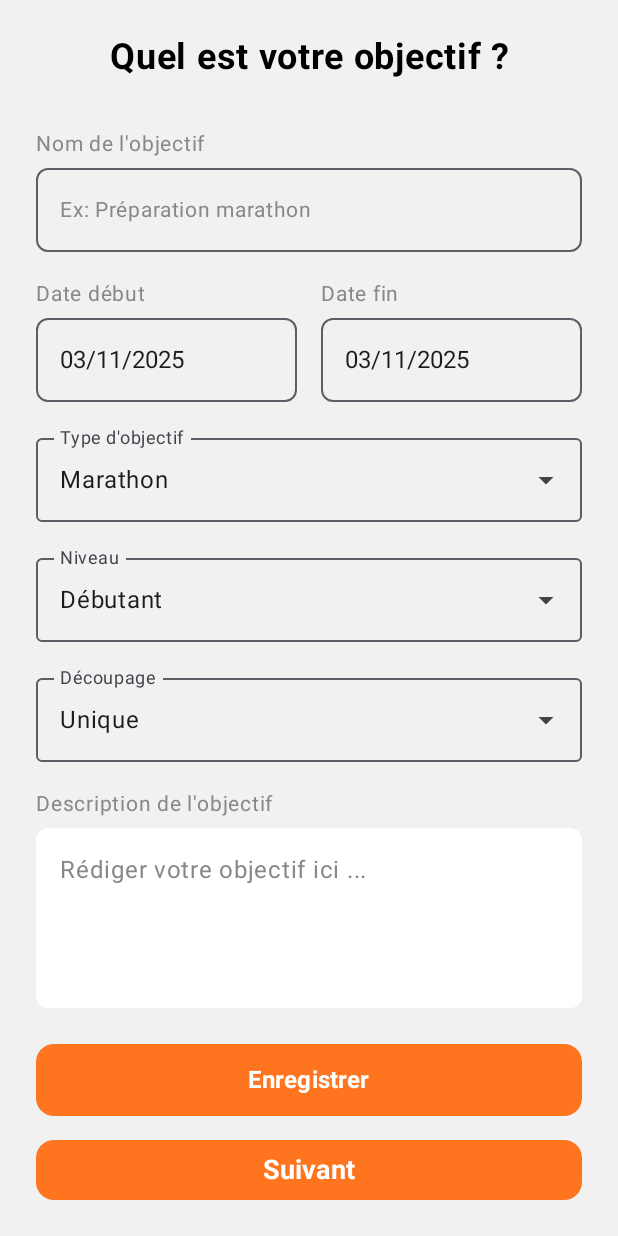
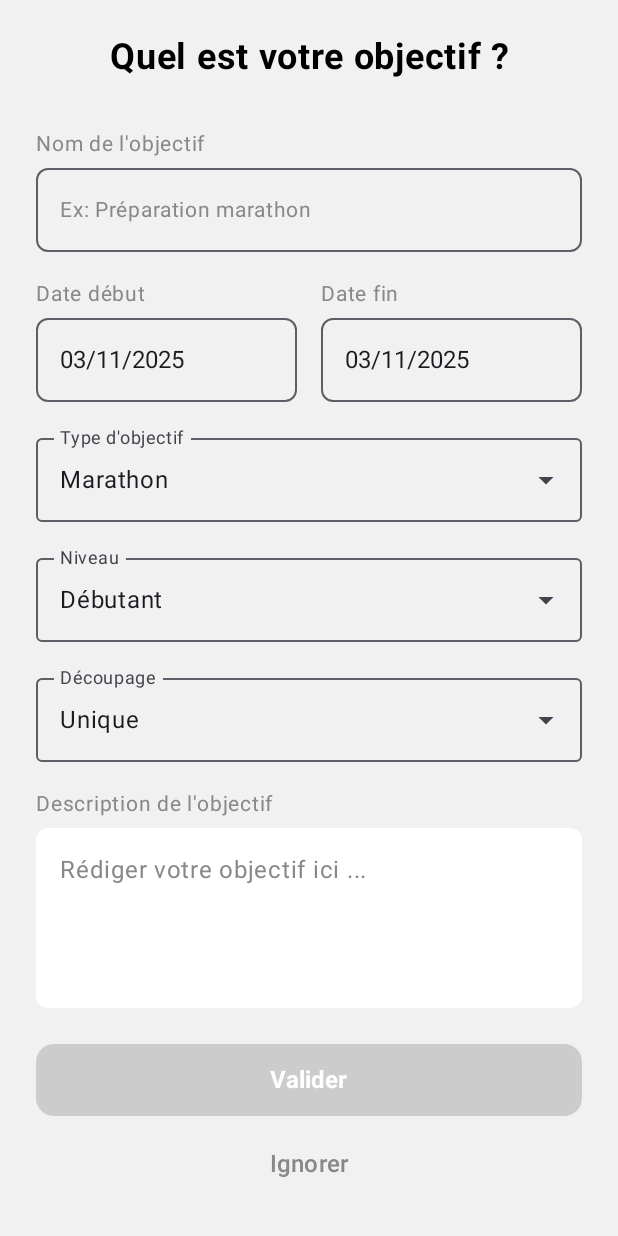
Before and after one commit to Kevendeuh/projet-marathon, an Android app built with Jetpack Compose: the ObjectifScreen screen opened through its navigation route, on a phone screen of 412 x 824 dp. Run offline under Robolectric (Android 15) with nearby library versions, the phone set to English and light mode, and no system bars; our stand-ins replace Room's generated code.

Commit message:
add verification du form dans objectifscreen

```diff
--- a/app/src/main/java/com/example/pllrun/screens/ObjectifScreen.kt
+++ b/app/src/main/java/com/example/pllrun/screens/ObjectifScreen.kt
@@ -33,6 +33,7 @@ import androidx.compose.material3.Text
 import androidx.compose.material3.TextButton
 import androidx.compose.material3.rememberDatePickerState
 import androidx.compose.runtime.Composable
+import androidx.compose.runtime.derivedStateOf
 import androidx.compose.runtime.getValue
 import androidx.compose.runtime.mutableStateOf
 import androidx.compose.runtime.remember
@@ -78,8 +79,21 @@ fun ObjectifScreen(
     var niveau by remember { mutableStateOf(NiveauExperience.DEBUTANT) }
     var type by remember { mutableStateOf(TypeObjectif.MARATHON) }
     var decoupage by remember { mutableStateOf(TypeDecoupage.UNIQUE) }
+    var descriptionObjectif by remember { mutableStateOf("") }
 
-    var descriptionObjectif by remember { mutableStateOf("") }
+    // Vérification du formulaire
+    val isFormValid by remember(nomObjectif, dateDebut, dateFin) {
+        derivedStateOf {
+            // Condition 1: Le nom de l'objectif ne doit pas être vide
+            val isNomValide = nomObjectif.isNotBlank()
+
+            // Condition 2: Il doit y avoir au moins 2 semaines (14 jours) entre la date de début et la date de fin
+            val isDateValide = Duration.between(dateDebut.atStartOfDay(), dateFin.atStartOfDay()).toDays() >= 14
+
+            // Le formulaire est valide si les deux conditions sont remplies
+            isNomValide && isDateValide
+        }
+    }
 
     // Options pour les menus déroulants
     var showDatePickerDebut by remember { mutableStateOf(false) }
@@ -178,8 +192,9 @@ fun ObjectifScreen(
                 horizontalArrangement = Arrangement.spacedBy(16.dp)
             ) {
                     // Champ Date début
-                    Column(modifier = Modifier.weight(1f)
-                        .clickable( onClick = { showDatePickerDebut = true })) {
+                    Column(modifier = Modifier
+                        .weight(1f)
+                        .clickable(onClick = { showDatePickerDebut = true })) {
                         Text(
                             text = "Date début",
                             fontSize = 14.sp,
@@ -221,8 +236,11 @@ fun ObjectifScreen(
 
                 // Champ Date fin
 
-                Column(modifier = Modifier.weight(1f)
-                    .clickable { showDatePickerFin = true },) {
+                Column(
+                    modifier = Modifier
+                        .weight(1f)
+                        .clickable { showDatePickerFin = true },
+                ) {
                     Text(
                             text = "Date fin",
                             fontSize = 14.sp,
@@ -398,15 +416,14 @@ fun ObjectifScreen(
         }
 
         Spacer(modifier = Modifier.weight(1f))
-        // Bouton Enregistrer
-
+        // Bouton Valider
         Button(
             onClick = {
                 if (viewModel != null) {
                     val nouvelObjectif = Objectif(
                         nom = nomObjectif,
-                            dateDeDebut = LocalDate.now(),
-                            dateDeFin = LocalDate.now(),
+                        dateDeDebut = dateDebut,
+                        dateDeFin = dateFin,
                         niveau = niveau,
                         type = type,
                         typeDecoupage = decoupage,
@@ -416,42 +433,23 @@ fun ObjectifScreen(
                         estValide = false
                     )
                     viewModel.addNewObjectif(objectif = nouvelObjectif)
-
+                    onSaveAndNext()
                 }
-
             },
+            // --- NOUVEAU : Activation conditionnelle du bouton ---
+            enabled = isFormValid,
             modifier = Modifier
                 .fillMaxWidth()
                 .height(48.dp),
             shape = RoundedCornerShape(12.dp),
             colors = ButtonDefaults.buttonColors(
-                    containerColor = Color(0xFFFF751F) // Orange
+                containerColor = Color(0xFFFF751F), // Orange
+                disabledContainerColor = Color.LightGray // Couleur quand le bouton est désactivé
             )
         ) {
             Text(
-                    text = "Enregistrer",
+                text = "Valider",
                 fontSize = 16.sp,
-                    fontWeight = FontWeight.Bold,
-                    color = Color.White
-                )
-            }
-
-            Spacer(modifier = Modifier.height(16.dp))
-
-            // Bouton Suivant
-            Button(
-                onClick = onSaveAndNext,
-                modifier = Modifier
-                    .fillMaxWidth()
-                    .height(56.dp),
-                shape = RoundedCornerShape(12.dp),
-                colors = ButtonDefaults.buttonColors(
-                    containerColor = Color(0xFFFF751F) // Orange
-                )
-            ) {
-                Text(
-                    text = "Suivant",
-                    fontSize = 18.sp,
                 fontWeight = FontWeight.Bold,
                 color = Color.White
             )
@@ -465,7 +463,7 @@ fun ObjectifScreen(
                 modifier = Modifier.fillMaxWidth()
             ) {
                 Text(
-                    text = "Ignorer pour l'instant",
+                    text = "Ignorer",
                     fontSize = 16.sp,
                     color = Color.Gray
                 )
```
Lines whose indentation alone changed are shown as unchanged.
